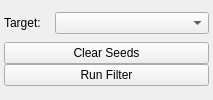
Before: the Qt Designer form Interface/ToolInterface/NeighborhoodConnectedFilterInterface.ui in jessdtate/Seg3D, drawn with Qt 5.
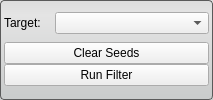
After: the same form once the commit is applied.

Commit message: updates to all tool interfaces

The edit to the form file:
```diff
--- a/Interface/ToolInterface/NeighborhoodConnectedFilterInterface.ui
+++ b/Interface/ToolInterface/NeighborhoodConnectedFilterInterface.ui
@@ -37,6 +37,13 @@
   <property name="windowTitle">
    <string>Form</string>
   </property>
+  <property name="styleSheet">
+   <string notr="true">QWidget#NeighborhoodConnectedFilterInterface{
+	border-radius: 4px;
+	border: 1px solid rgb(90, 90, 90);
+	background-color: qlineargradient(spread:pad, x1:0.5, y1:0, x2:0.5, y2:0.960227, stop:0 rgba(221, 221, 221, 255), stop:0.155779 rgba(228, 228, 228, 255), stop:1 rgba(202, 204, 204, 255));      
+}</string>
+  </property>
   <layout class="QVBoxLayout" name="verticalLayout_2">
    <property name="spacing">
     <number>0</number>
```
The commit also changes 26 other files.
